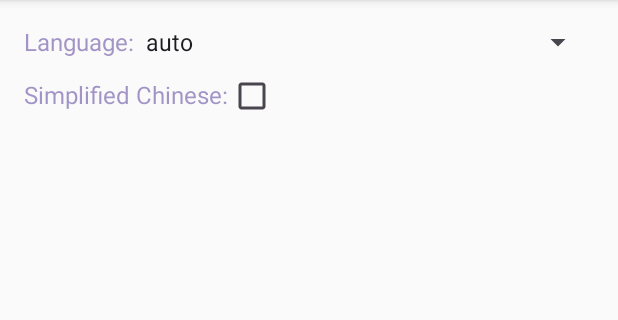
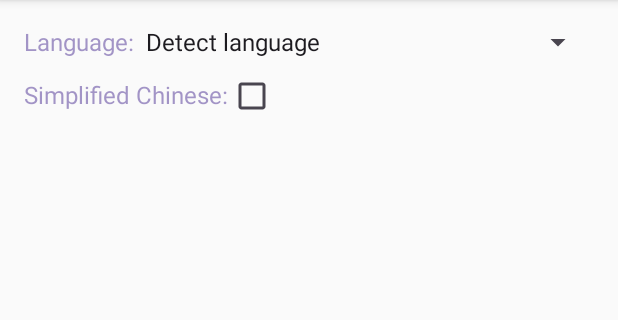
Before and after one commit to cirstoph/VoxIME, an Android app: the WhisperRecognitionServiceSettingsActivity screen opened directly, with no data from a screen before it, on a phone screen of 412 x 824 dp, the part 96-416 px from its top. Run offline under Robolectric (Android 15) with nearby library versions, the phone set to English and light mode, and no system bars.

Commit message:
support for bluetooth headsets #7 improved language selection #8

```diff
--- a/app/src/main/AndroidManifest.xml
+++ b/app/src/main/AndroidManifest.xml
@@ -8,6 +8,9 @@
     <uses-permission android:name="android.permission.FOREGROUND_SERVICE_MICROPHONE" />
     <uses-permission android:name="android.permission.RECEIVE_BOOT_COMPLETED" />
     <uses-permission android:name="android.permission.VIBRATE" />
+    <uses-permission android:name="android.permission.MODIFY_AUDIO_SETTINGS" />
+    <uses-permission android:name="android.permission.BLUETOOTH_CONNECT" />
+    <uses-permission android:name="android.permission.BLUETOOTH" />
 
     <!--  without this we get: caller doesn't have permission:android.permission.RECORD_AUDIO -->
     <uses-permission
--- a/app/src/main/java/com/whisperonnx/WhisperRecognitionServiceSettingsActivity.java
+++ b/app/src/main/java/com/whisperonnx/WhisperRecognitionServiceSettingsActivity.java
@@ -7,10 +7,10 @@ import android.content.pm.PackageManager;
 import android.os.Build;
 import android.os.Bundle;
 import android.util.Log;
+import android.util.Pair;
 import android.view.MenuItem;
 import android.view.View;
 import android.widget.AdapterView;
-import android.widget.ArrayAdapter;
 import android.widget.CheckBox;
 import android.widget.Spinner;
 import android.widget.Toast;
@@ -21,10 +21,8 @@ import androidx.appcompat.app.AppCompatActivity;
 import androidx.core.content.ContextCompat;
 import androidx.preference.PreferenceManager;
 
-import com.whisperonnx.voice_translation.neural_networks.voice.Recognizer;
-
+import com.whisperonnx.utils.LanguagePairAdapter;
 import java.util.ArrayList;
-import java.util.Arrays;
 import java.util.List;
 
 public class WhisperRecognitionServiceSettingsActivity extends AppCompatActivity {
@@ -46,18 +44,19 @@ public class WhisperRecognitionServiceSettingsActivity extends AppCompatActivity
         sp = PreferenceManager.getDefaultSharedPreferences(this);
 
         spinnerLanguage = findViewById(R.id.spnrLanguage);
-        String[] supported_languages = new String[Recognizer.LANGUAGES.length + 1];
-        supported_languages[0] = "auto";
-        System.arraycopy(Recognizer.LANGUAGES, 0, supported_languages, 1, Recognizer.LANGUAGES.length);
-        ArrayAdapter<String> lang = new ArrayAdapter<String>(this, android.R.layout.simple_spinner_item, supported_languages);
-        spinnerLanguage.setAdapter(lang);
+
+        List<Pair<String, String>> languagePairs = LanguagePairAdapter.getLanguagePairs(this);
+        LanguagePairAdapter languagePairAdapter = new LanguagePairAdapter(this, android.R.layout.simple_spinner_item, languagePairs);
+        languagePairAdapter.setDropDownViewResource(android.R.layout.simple_spinner_dropdown_item);
+        spinnerLanguage.setAdapter(languagePairAdapter);
+
         String langCode = sp.getString("recognitionServiceLanguage", "auto");
-        spinnerLanguage.setSelection(Arrays.asList(supported_languages).indexOf(langCode));
+        spinnerLanguage.setSelection(languagePairAdapter.getIndexByCode(langCode));
         spinnerLanguage.setOnItemSelectedListener(new AdapterView.OnItemSelectedListener() {
             @Override
             public void onItemSelected(AdapterView<?> adapterView, View view, int i, long l) {
                 SharedPreferences.Editor editor = sp.edit();
-                editor.putString("recognitionServiceLanguage",supported_languages[i]);
+                editor.putString("recognitionServiceLanguage", languagePairs.get(i).first);
                 editor.apply();
             }
 
--- a/app/src/main/java/com/whisperonnx/WhisperRecognizeActivity.java
+++ b/app/src/main/java/com/whisperonnx/WhisperRecognizeActivity.java
@@ -182,7 +182,7 @@ public class WhisperRecognizeActivity extends AppCompatActivity {
         mWhisper = new Whisper(this);
         mWhisper.loadModel();
         mWhisper.setLanguage(langCode);
-        Log.d(TAG, "Language token " + langCode);
+        Log.d(TAG, "Language code " + langCode);
         mWhisper.setListener(new Whisper.WhisperListener() {
             @Override
             public void onUpdateReceived(String message) { }
--- /dev/null
+++ b/app/src/main/java/com/whisperonnx/utils/LanguagePairAdapter.java
@@ -0,0 +1,69 @@
+package com.whisperonnx.utils;
+
+import android.content.Context;
+import android.util.Pair;
+import android.view.View;
+import android.view.ViewGroup;
+import android.widget.ArrayAdapter;
+import android.widget.TextView;
+
+import com.whisperonnx.R;
+import com.whisperonnx.voice_translation.neural_networks.voice.Recognizer;
+
+import java.util.ArrayList;
+import java.util.List;
+import java.util.Locale;
+
+public class LanguagePairAdapter extends ArrayAdapter<Pair<String, String>> {
+    private List<Pair<String, String>> languagePairs;
+
+    public LanguagePairAdapter(Context context, int resource, List<Pair<String, String>> languagePairs) {
+        super(context, resource, languagePairs);
+        this.languagePairs = languagePairs;
+    }
+
+    @Override
+    public View getView(int position, View convertView, ViewGroup parent) {
+        TextView view = (TextView) super.getView(position, convertView, parent);
+        if (position < languagePairs.size()) {
+            view.setText(languagePairs.get(position).second); // Display name
+        }
+        return view;
+    }
+
+    @Override
+    public View getDropDownView(int position, View convertView, ViewGroup parent) {
+        TextView view = (TextView) super.getDropDownView(position, convertView, parent);
+        if (position < languagePairs.size()) {
+            view.setText(languagePairs.get(position).second); // Display name
+        }
+        return view;
+    }
+
+    public static List<Pair<String, String>> getLanguagePairs(Context context){
+        // Create pairs of code and display name, then sort by display name
+        List<Pair<String, String>> languagePairs = new ArrayList<>();
+        String[] sortedLanguages = Recognizer.LANGUAGES.clone();
+        for (String code : sortedLanguages) {
+            Locale locale = new Locale(code);
+            languagePairs.add(new Pair<>(code, locale.getDisplayLanguage()));
+        }
+
+        // Sort by display name
+        languagePairs.sort((pair1, pair2) -> pair1.second.compareToIgnoreCase(pair2.second));
+
+        // Add auto at first position
+        languagePairs.add(0, new Pair<>("auto", context.getString(R.string.auto_lang)));
+        return languagePairs;
+    }
+
+    // Helper method to find index by language code
+    public int getIndexByCode(String langCode) {
+        for (int i = 0; i < languagePairs.size(); i++) {
+            if (languagePairs.get(i).first.equals(langCode)) {
+                return i;
+            }
+        }
+        return 0; // Default to first item
+    }
+}
--- a/app/src/main/res/values/strings.xml
+++ b/app/src/main/res/values/strings.xml
@@ -31,4 +31,5 @@
     <string name="auto_button">automatic mode</string>
     <string name="error_no_input">No voice input received</string>
     <string name="install_model">Install model</string>
+    <string name="auto_lang">Detect language</string>
 </resources>
```
Also changed, not shown: app/src/main/java/com/whisperonnx/MainActivity.java (+11 -12 lines), app/src/main/java/com/whisperonnx/asr/Recorder.java (+18 -1 lines), 1 other file.
